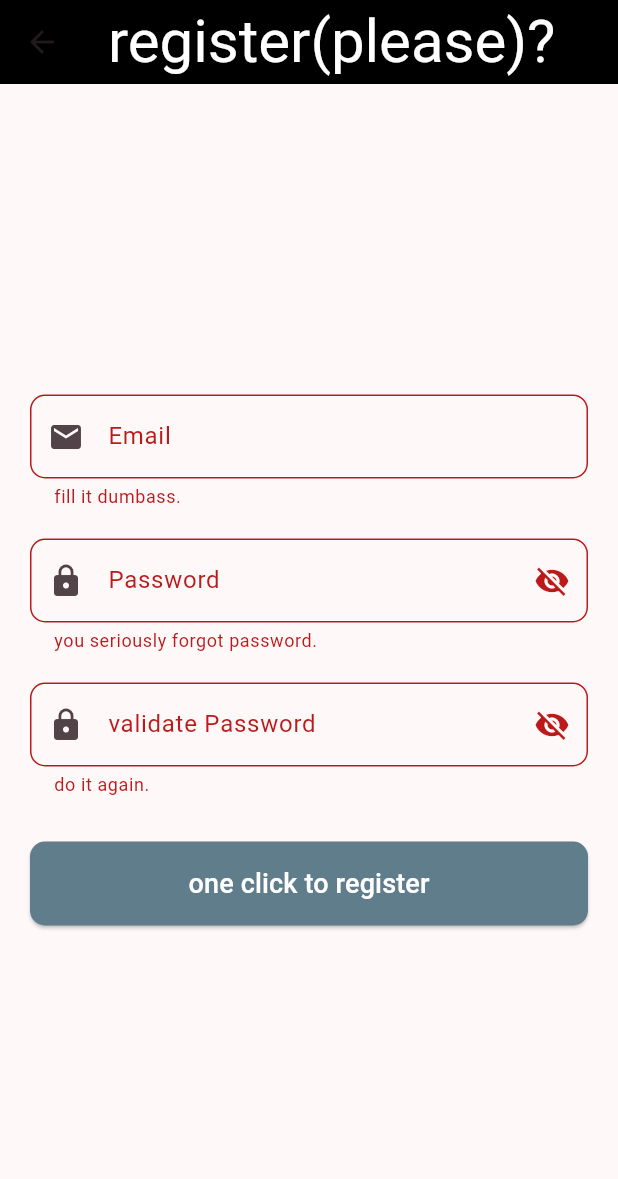
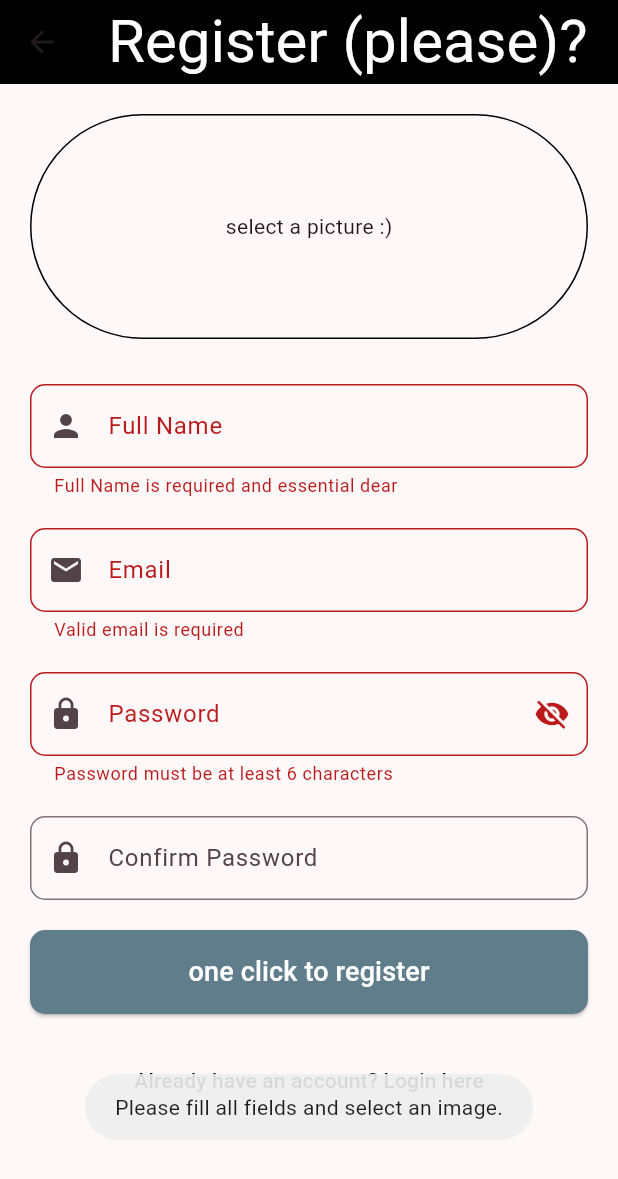
Before and after one commit to lamiaesdki/flutterproject, a Flutter app: the RegisterPage screen opened by its route, after a tap on "one click to register", on a phone screen of 412 x 824 dp. Shown: the top 1179 px of the screen. Run offline on Flutter 3.47's test engine with Material 3 defaults, Android fonts, the phone set to English and light mode, and no system bars; our stand-ins replace cloud_firestore, firebase_auth, firebase_core, fluttertoast, image_picker; accounts and stored records are empty.

Commit message:
firestore database added

```diff
--- a/lib/main.dart
+++ b/lib/main.dart
@@ -5,10 +5,12 @@ import 'package:flutter_application_2/screens/home.page.dart';
 import 'package:flutter_application_2/screens/login.page.dart';
 import 'package:flutter_application_2/screens/register.page.dart';
 
+
 void main() async {
   WidgetsFlutterBinding.ensureInitialized();
   await Firebase.initializeApp(
     options: DefaultFirebaseOptions.currentPlatform,
+
   );
   runApp(const MainApp());
 }
--- a/lib/screens/login.page.dart
+++ b/lib/screens/login.page.dart
@@ -45,7 +45,7 @@ class _LoginPageState extends State<LoginPage> {
           message = "tbh i even dont know whats this";
           break;
         case 'too-many-requests':
-          message = "daddy chill";
+          message = "there are way too many request lol ";
           break;
         default:
           message = "heheh no.try again";
@@ -66,16 +66,16 @@ class _LoginPageState extends State<LoginPage> {
       ScaffoldMessenger.of(context).showSnackBar(
         SnackBar(content: Text(message)),
       );
-      print("bro honestly just die: $e");
+      print("nuh uh $e");
     }
   }
 
   String? _valmail(String? value) {
     if (value == null || value.isEmpty) {
-      return "dude are u fr?";
+      return "it s null";
     }
     if (!RegExp(r'^[^@]+@[^@]+\.[^@]+').hasMatch(value)) {
-      return "you're either blind or stupid";
+      return "bro";
     }
     return null;
   }
@@ -85,7 +85,7 @@ class _LoginPageState extends State<LoginPage> {
       return "u really think u gonna enter without a password";
     }
     if (value.length < 6) {
-      return "6 damn characters u dumb";
+      return "6 characters";
     }
     return null;
   }
@@ -183,7 +183,7 @@ class _LoginPageState extends State<LoginPage> {
                   Navigator.pushNamed(context, "/register");
                 },
                 child: const Text(
-                  'that one click to register if you dont have an account',
+                  ' one click to register if you dont have an account',
                   style: TextStyle(color: Colors.black),
                 ),
               ),
--- a/lib/screens/register.page.dart
+++ b/lib/screens/register.page.dart
@@ -1,6 +1,10 @@
+import 'dart:typed_data';
+import 'dart:convert';
 import 'package:firebase_auth/firebase_auth.dart';
+import 'package:cloud_firestore/cloud_firestore.dart';
 import 'package:flutter/material.dart';
 import 'package:fluttertoast/fluttertoast.dart';
+import 'package:image_picker/image_picker.dart';
 
 class RegisterPage extends StatefulWidget {
   const RegisterPage({super.key});
@@ -13,71 +17,70 @@ class _RegisterPageState extends State<RegisterPage> {
   final _formKey = GlobalKey<FormState>();
   final TextEditingController _emailController = TextEditingController();
   final TextEditingController _passwordController = TextEditingController();
-  final TextEditingController _confirmPasswordController = TextEditingController();
+  final TextEditingController _confirmPasswordController =
+      TextEditingController();
+  final TextEditingController _fullNameController = TextEditingController();
   final FirebaseAuth _auth = FirebaseAuth.instance;
+
+  Uint8List? _imageBytes;
+
   bool _passwordVisible = false;
 
+  Future<void> _pickImage() async {
+    final pickedFile =
+        await ImagePicker().pickImage(source: ImageSource.gallery);
+    if (pickedFile != null) {
+      final bytes = await pickedFile.readAsBytes();
+      setState(() {
+        _imageBytes = bytes;
+      });
+    }
+  }
+
   Future<void> signUp() async {
+    if (!_formKey.currentState!.validate() || _imageBytes == null) {
+      Fluttertoast.showToast(
+          msg: "Please fill all fields and select an image.");
+      return;
+    }
     try {
-      UserCredential userCredential = await _auth.createUserWithEmailAndPassword(
+      UserCredential userCredential =
+          await _auth.createUserWithEmailAndPassword(
         email: _emailController.text.trim(),
         password: _passwordController.text.trim(),
       );
 
       if (userCredential.user != null) {
+        // Convert image to base64 string
+        String base64Image = base64Encode(_imageBytes!);
+
+        // Save additional data (fullName, email, and base64 image) to Firestore
+        await FirebaseFirestore.instance
+            .collection('users')
+            .doc(userCredential.user!.uid)
+            .set({
+          'fullName': _fullNameController.text.trim(),
+          'email': _emailController.text.trim(),
+          'imageBase64': base64Image, // Store the base64 image in Firestore
+        });
+
+        // Navigate directly to the Login page after successful registration
         Navigator.pushReplacementNamed(context, '/login');
       }
     } on FirebaseAuthException catch (e) {
-      if (e.code.contains("weak-password")) {
-        Fluttertoast.showToast(msg: "6 characters u dumb ");
-      } else if (e.code.contains("invalid-email")) {
-        Fluttertoast.showToast(msg: "email....VALID EMAIL");
-      } else if (e.code.contains("email-already-in-use")) {
-        Fluttertoast.showToast(msg: "katriiina u sneaky sneaky ");
-      } else {
-        Fluttertoast.showToast(msg: "hehe i dont want u to register: ${e.message}");
+      String message = e.message ?? "An error occurred";
+      print("Error: $message"); // Add a print statement for debugging
+      Fluttertoast.showToast(
+          msg: message); // Show the error message using Toast
     }
-    }
-  }
-
-  String? _validateEmail(String? value) {
-    if (value == null || value.isEmpty) {
-      return "fill it dumbass.";
-    }
-    if (!RegExp(r"^[a-zA-Z0-9._%-]+@[a-zA-Z0-9.-]+\.[a-zA-Z]{2,4}$").hasMatch(value)) {
-      return "email....VALID EMAIL";
-    }
-    return null;
-  }
-
-  String? _validatePassword(String? value) {
-    if (value == null || value.isEmpty) {
-      return "you seriously forgot password.";
-    }
-    if (value.length < 6) {
-      return "6 characters u dumb fuck";
-    }
-    return null;
-  }
-
-  String? _validateConfirmPassword(String? value) {
-    if (value == null || value.isEmpty) {
-      return "do it again.";
-    }
-    if (value != _passwordController.text) {
-      return "wow u cant even count ";
-    }
-    return null;
   }
 
   @override
   Widget build(BuildContext context) {
     return Scaffold(
       appBar: AppBar(
-        title: const Text(
-          'register(please)?',
-          style: TextStyle(color: Colors.white, fontSize: 40),
-        ),
+        title: const Text('Register (please)?',
+            style: TextStyle(color: Colors.white, fontSize: 40)),
         centerTitle: true,
         backgroundColor: Colors.black,
       ),
@@ -85,10 +88,41 @@ class _RegisterPageState extends State<RegisterPage> {
         padding: const EdgeInsets.symmetric(horizontal: 20),
         child: Form(
           key: _formKey,
+          child: SingleChildScrollView(
             child: Column(
-            mainAxisAlignment: MainAxisAlignment.center,
               crossAxisAlignment: CrossAxisAlignment.stretch,
               children: [
+                const SizedBox(
+                  height: 20,
+                ),
+                GestureDetector(
+                  onTap: _pickImage,
+                  child: _imageBytes == null
+                      ? Container(
+                          height: 150,
+                          decoration: BoxDecoration(
+                            border: Border.all(color: Colors.black),
+                            borderRadius: BorderRadius.circular(75),
+                          ),
+                          child: const Center(
+                              child: Text('select a picture :)')),
+                        )
+                      : Image.memory(_imageBytes!, height: 150),
+                ),
+                const SizedBox(height: 30),
+                TextFormField(
+                  controller: _fullNameController,
+                  decoration: InputDecoration(
+                    labelText: 'Full Name',
+                    border: OutlineInputBorder(
+                      borderRadius: BorderRadius.circular(10),
+                    ),
+                    prefixIcon: Icon(Icons.person),
+                  ),
+                  validator: (value) =>
+                      value!.isEmpty ? "Full Name is required and essential dear" : null,
+                ),
+                const SizedBox(height: 20),
                 TextFormField(
                   controller: _emailController,
                   decoration: InputDecoration(
@@ -96,10 +130,12 @@ class _RegisterPageState extends State<RegisterPage> {
                     border: OutlineInputBorder(
                       borderRadius: BorderRadius.circular(10),
                     ),
-                  prefixIcon: const Icon(Icons.email),
+                    prefixIcon: Icon(Icons.email),
                   ),
                   keyboardType: TextInputType.emailAddress,
-                validator: _validateEmail,
+                  validator: (value) => value!.isEmpty || !value.contains('@')
+                      ? "Valid email is required"
+                      : null,
                 ),
                 const SizedBox(height: 20),
                 TextFormField(
@@ -110,7 +146,7 @@ class _RegisterPageState extends State<RegisterPage> {
                     border: OutlineInputBorder(
                       borderRadius: BorderRadius.circular(10),
                     ),
-                  prefixIcon: const Icon(Icons.lock),
+                    prefixIcon: Icon(Icons.lock),
                     suffixIcon: IconButton(
                       onPressed: () {
                         setState(() {
@@ -118,42 +154,34 @@ class _RegisterPageState extends State<RegisterPage> {
                         });
                       },
                       icon: Icon(
-                      _passwordVisible ? Icons.visibility : Icons.visibility_off,
+                        _passwordVisible
+                            ? Icons.visibility
+                            : Icons.visibility_off,
                       ),
                     ),
                   ),
-                validator: _validatePassword,
+                  validator: (value) => value!.length < 6
+                      ? "Password must be at least 6 characters"
+                      : null,
                 ),
                 const SizedBox(height: 20),
                 TextFormField(
                   controller: _confirmPasswordController,
                   obscureText: !_passwordVisible,
                   decoration: InputDecoration(
-                  labelText: 'validate Password',
+                    labelText: 'Confirm Password',
                     border: OutlineInputBorder(
                       borderRadius: BorderRadius.circular(10),
                     ),
-                  prefixIcon: const Icon(Icons.lock),
-                  suffixIcon: IconButton(
-                    onPressed: () {
-                      setState(() {
-                        _passwordVisible = !_passwordVisible;
-                      });
-                    },
-                    icon: Icon(
-                      _passwordVisible ? Icons.visibility : Icons.visibility_off,
+                    prefixIcon: Icon(Icons.lock),
                   ),
+                  validator: (value) => value != _passwordController.text
+                      ? "Passwords do not match"
+                      : null,
                 ),
-                ),
-                validator: _validateConfirmPassword,
-              ),
-              const SizedBox(height: 30),
+                const SizedBox(height: 20),
                 ElevatedButton(
-                onPressed: () {
-                  if (_formKey.currentState!.validate()) {
-                    signUp();
-                  }
-                },
+                  onPressed: signUp,
                   style: ElevatedButton.styleFrom(
                     padding: const EdgeInsets.symmetric(vertical: 15),
                     shape: RoundedRectangleBorder(
@@ -166,7 +194,18 @@ class _RegisterPageState extends State<RegisterPage> {
                     style: TextStyle(fontSize: 18, color: Colors.white),
                   ),
                 ),
+                const SizedBox(height: 20),
+                TextButton(
+                  onPressed: () {
+                    Navigator.pushNamed(context, "/login");
+                  },
+                  child: const Text(
+                    'Already have an account? Login here',
+                    style: TextStyle(color: Colors.black),
+                  ),
+                ),
               ],
+            ),
           ),
         ),
      ),
--- a/pubspec.yaml
+++ b/pubspec.yaml
@@ -12,6 +12,9 @@ dependencies:
   firebase_core: ^3.8.0
   firebase_auth: ^5.3.3
   fluttertoast: ^8.2.1
+  cloud_firestore: ^5.6.0
+  image_picker: ^1.1.2
+  firebase_storage: ^12.4.0
 
 dev_dependencies:
   flutter_test:
```
Also changed, not shown: lib/screens/home.page.dart (+43 -6 lines), pubspec.lock, 5 other files. Lines whose indentation alone changed are shown as unchanged.
